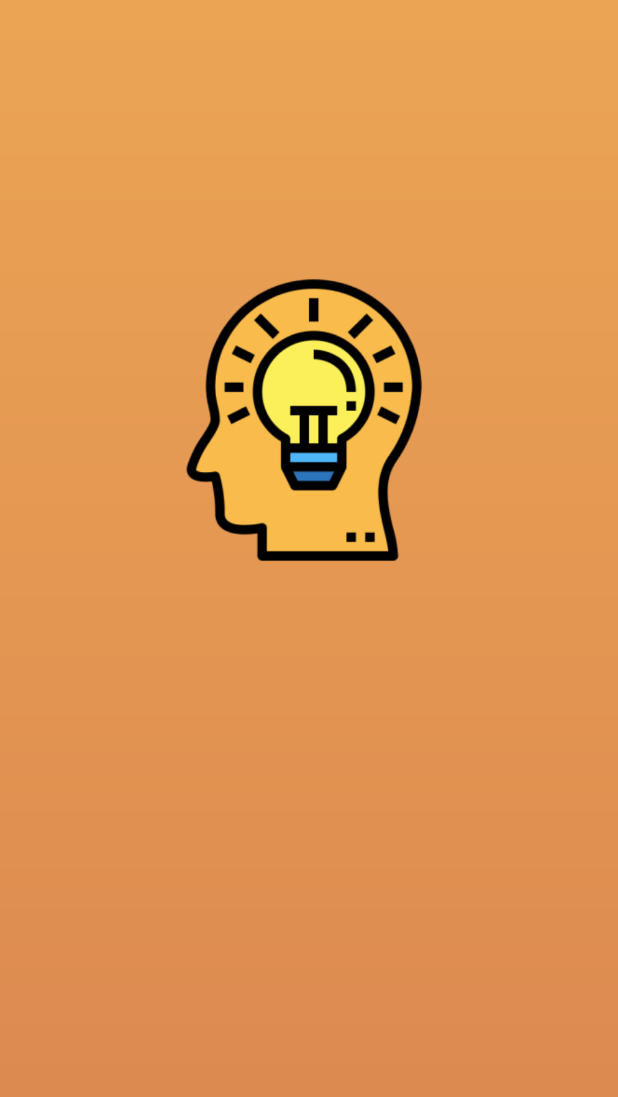
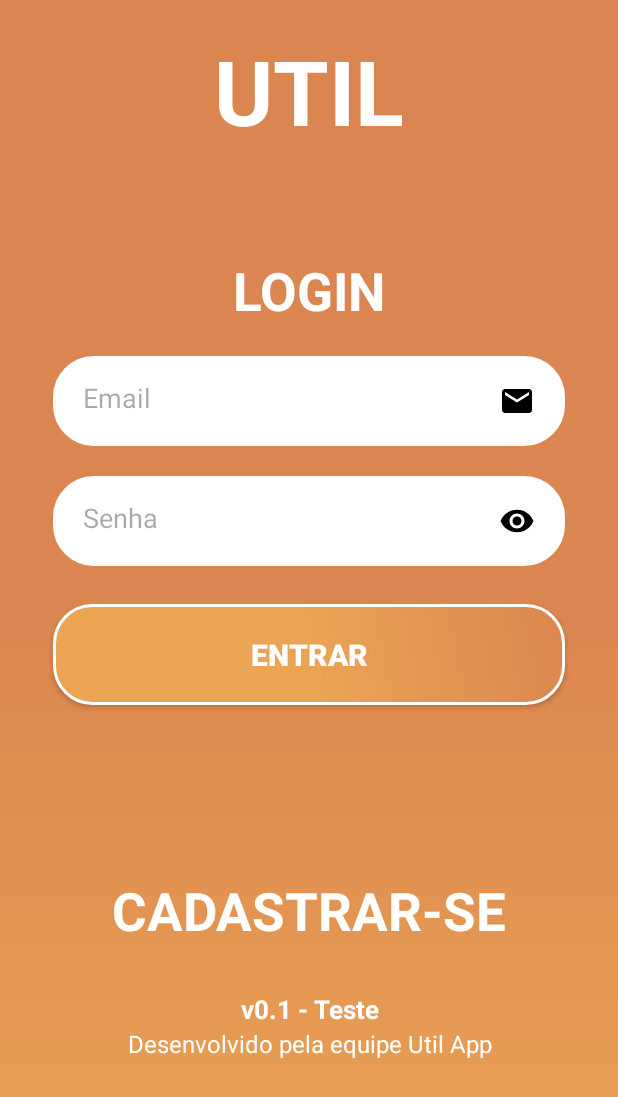
Before and after one commit to DiegoFerreira1/Util_app_ESII, an Android app: the screen it shows after launch (MainActivity before the commit, MainLogin after it), on a phone screen of 412 x 824 dp. Shown: the top 1097 px of the screen. Run offline under Robolectric (Android 15) with nearby library versions, the light colour scheme and no system bars.

Commit message:
Tela de login finalizada

```diff
--- a/app/src/main/AndroidManifest.xml
+++ b/app/src/main/AndroidManifest.xml
@@ -12,7 +12,9 @@
         android:supportsRtl="true"
         android:theme="@style/Theme.UtilApp"
         tools:targetApi="31">
-
+        <activity
+            android:name=".MainLogin"
+            android:exported="false" />
         <activity
             android:name=".MainSplash"
             android:exported="true">
@@ -25,7 +27,7 @@
         <activity
             android:name=".MainActivity"
             android:exported="false"
-            android:screenOrientation="portrait"/>
+            android:screenOrientation="fullSensor" />
     </application>
 
 </manifest>
--- /dev/null
+++ b/app/src/main/java/com/example/utilapp/MainLogin.java
@@ -0,0 +1,14 @@
+package com.example.utilapp;
+
+import androidx.appcompat.app.AppCompatActivity;
+
+import android.os.Bundle;
+
+public class MainLogin extends AppCompatActivity {
+
+    @Override
+    protected void onCreate(Bundle savedInstanceState) {
+        super.onCreate(savedInstanceState);
+        setContentView(R.layout.activity_main_login);
+    }
+}
--- a/app/src/main/java/com/example/utilapp/MainSplash.java
+++ b/app/src/main/java/com/example/utilapp/MainSplash.java
@@ -39,7 +39,7 @@ public class MainSplash extends AppCompatActivity {
         txt_util2.setAnimation(bottom);
 
         new Handler().postDelayed(() -> {
-            Intent intent = new Intent(MainSplash.this, MainActivity.class);
+            Intent intent = new Intent(MainSplash.this, MainLogin.class);
             startActivity(intent);
             finish();
         }, SPLASH_DURATION);
--- a/app/src/main/res/drawable/background.xml
+++ b/app/src/main/res/drawable/background.xml
@@ -2,9 +2,9 @@
 <shape xmlns:android="http://schemas.android.com/apk/res/android">
 
     <gradient
-        android:startColor="@color/orange1"
-        android:centerColor="@color/orange2"
-        android:endColor="@color/orange3"
+        android:startColor="@color/orange3"
+        android:centerColor="@color/orange1"
+        android:endColor="@color/orange1"
         android:angle="90"
         />
 
--- /dev/null
+++ b/app/src/main/res/drawable/button.xml
@@ -0,0 +1,13 @@
+<?xml version="1.0" encoding="utf-8"?>
+<shape xmlns:android="http://schemas.android.com/apk/res/android">
+
+    <corners android:radius="25dp"/>
+    <gradient
+        android:startColor="@color/orange3"
+        android:centerColor="@color/orange3"
+        android:endColor="@color/orange1"
+        android:angle="45"
+        />
+    <stroke android:color="@color/white" android:width="2dp"/>
+
+</shape>
--- /dev/null
+++ b/app/src/main/res/drawable/container_edit_text.xml
@@ -0,0 +1,8 @@
+<?xml version="1.0" encoding="utf-8"?>
+<shape xmlns:android="http://schemas.android.com/apk/res/android">
+
+    <solid android:color="@color/white"/>
+    <corners android:radius="25dp"/>
+    <stroke android:color="@color/white" android:width="4dp"/>
+
+</shape>
--- /dev/null
+++ b/app/src/main/res/drawable/ic_email.xml
@@ -0,0 +1,5 @@
+<vector android:height="24dp" android:tint="#000000"
+    android:viewportHeight="24" android:viewportWidth="24"
+    android:width="24dp" xmlns:android="http://schemas.android.com/apk/res/android">
+    <path android:fillColor="@android:color/white" android:pathData="M20,4L4,4c-1.1,0 -1.99,0.9 -1.99,2L2,18c0,1.1 0.9,2 2,2h16c1.1,0 2,-0.9 2,-2L22,6c0,-1.1 -0.9,-2 -2,-2zM20,8l-8,5 -8,-5L4,6l8,5 8,-5v2z"/>
+</vector>
--- /dev/null
+++ b/app/src/main/res/drawable/ic_eye.xml
@@ -0,0 +1,5 @@
+<vector android:height="24dp" android:tint="#000000"
+    android:viewportHeight="24" android:viewportWidth="24"
+    android:width="24dp" xmlns:android="http://schemas.android.com/apk/res/android">
+    <path android:fillColor="@android:color/white" android:pathData="M12,4.5C7,4.5 2.73,7.61 1,12c1.73,4.39 6,7.5 11,7.5s9.27,-3.11 11,-7.5c-1.73,-4.39 -6,-7.5 -11,-7.5zM12,17c-2.76,0 -5,-2.24 -5,-5s2.24,-5 5,-5 5,2.24 5,5 -2.24,5 -5,5zM12,9c-1.66,0 -3,1.34 -3,3s1.34,3 3,3 3,-1.34 3,-3 -1.34,-3 -3,-3z"/>
+</vector>
--- a/app/src/main/res/layout/activity_main.xml
+++ b/app/src/main/res/layout/activity_main.xml
@@ -7,17 +7,5 @@
     android:background="@drawable/background"
     tools:context=".MainActivity">
 
-    <ImageView
-        android:id="@+id/id_img_logo"
-        android:layout_width="200dp"
-        android:layout_height="200dp"
-        android:src="@drawable/img_logo"
-        android:contentDescription="@string/img_view"
-        app:layout_constraintStart_toStartOf="parent"
-        app:layout_constraintEnd_toEndOf="parent"
-        app:layout_constraintTop_toTopOf="parent"
-        android:layout_marginTop="180dp"/>
-
-
 
 </androidx.constraintlayout.widget.ConstraintLayout>
--- /dev/null
+++ b/app/src/main/res/layout/activity_main_login.xml
@@ -0,0 +1,121 @@
+<?xml version="1.0" encoding="utf-8"?>
+<androidx.core.widget.NestedScrollView
+    android:layout_width="match_parent"
+    android:layout_height="match_parent"
+    android:fillViewport="true"
+    xmlns:android="http://schemas.android.com/apk/res/android">
+
+<androidx.constraintlayout.widget.ConstraintLayout xmlns:app="http://schemas.android.com/apk/res-auto"
+    xmlns:tools="http://schemas.android.com/tools"
+    android:layout_width="match_parent"
+    android:layout_height="match_parent"
+    android:background="@drawable/background"
+    tools:context=".MainLogin">
+
+    <TextView
+        android:id="@+id/id_text_util_login"
+        android:layout_width="match_parent"
+        android:layout_height="wrap_content"
+        android:text="@string/text_util"
+        android:textAlignment="center"
+        android:textStyle="bold"
+        android:textSize="60sp"
+        android:textColor="@color/white"
+        app:layout_constraintStart_toStartOf="parent"
+        app:layout_constraintEnd_toEndOf="parent"
+        app:layout_constraintTop_toTopOf="parent"
+        android:layout_marginTop="20dp"
+        />
+    <TextView
+        android:id="@+id/id_text_login"
+        android:layout_width="match_parent"
+        android:layout_height="wrap_content"
+        android:text="@string/text_login"
+        android:textAlignment="center"
+        android:textStyle="bold"
+        android:textSize="35sp"
+        android:textColor="@color/white"
+        app:layout_constraintStart_toStartOf="parent"
+        app:layout_constraintEnd_toEndOf="parent"
+        app:layout_constraintTop_toTopOf="parent"
+        android:layout_marginTop="170dp"
+        />
+    <EditText
+        android:id="@+id/edit_mail"
+        style="@style/Edit_Text"
+        android:hint="@string/email_hint"
+        android:inputType="textEmailAddress"
+        app:layout_constraintStart_toStartOf="parent"
+        app:layout_constraintEnd_toEndOf="parent"
+        app:layout_constraintTop_toBottomOf="@+id/id_text_login"
+        android:layout_marginTop="20dp"
+        android:drawableEnd="@drawable/ic_email"
+        android:importantForAutofill="no" />
+
+    <EditText
+        android:id="@+id/edit_pass"
+        style="@style/Edit_Text"
+        android:hint="@string/senha_hint"
+        android:inputType="textPassword"
+        app:layout_constraintStart_toStartOf="parent"
+        app:layout_constraintEnd_toEndOf="parent"
+        app:layout_constraintTop_toBottomOf="@+id/edit_mail"
+        android:layout_marginTop="20dp"
+        android:drawableEnd="@drawable/ic_eye"
+        android:importantForAutofill="no" />
+
+    <androidx.appcompat.widget.AppCompatButton
+        android:id="@+id/id_button"
+        style="@style/Button"
+        app:layout_constraintStart_toStartOf="parent"
+        app:layout_constraintEnd_toEndOf="parent"
+        app:layout_constraintTop_toBottomOf="@+id/edit_pass"
+        />
+    <ProgressBar
+        android:id="@+id/id_bar"
+        android:layout_width="wrap_content"
+        android:layout_height="wrap_content"
+        android:visibility="invisible"
+        app:layout_constraintStart_toStartOf="parent"
+        app:layout_constraintEnd_toEndOf="parent"
+        app:layout_constraintTop_toBottomOf="@+id/id_button"
+        android:layout_marginTop="30dp"/>
+
+    <TextView
+        android:id="@+id/id_text_cadastro"
+        android:layout_width="match_parent"
+        android:layout_height="wrap_content"
+        android:text="@string/text_cadastro"
+        android:textAlignment="center"
+        android:textStyle="bold"
+        android:textSize="35sp"
+        android:textColor="@color/white"
+        app:layout_constraintStart_toStartOf="parent"
+        app:layout_constraintEnd_toEndOf="parent"
+        app:layout_constraintTop_toBottomOf="@+id/id_bar"
+        android:layout_marginTop="35dp"
+        />
+    <TextView
+        android:id="@+id/id_text_versao_login"
+        android:layout_width="match_parent"
+        android:layout_height="wrap_content"
+        android:text="@string/text_versao1"
+        android:textAlignment="center"
+        android:textStyle="bold"
+        android:textSize="17sp"
+        android:textColor="@color/white"
+        app:layout_constraintTop_toBottomOf="@id/id_text_cadastro"
+        android:layout_marginTop="30dp"/>
+
+    <TextView
+        android:id="@+id/id_equip_login"
+        android:layout_width="match_parent"
+        android:layout_height="wrap_content"
+        android:text="@string/text_equipe"
+        android:textAlignment="center"
+        android:textSize="16sp"
+        android:textColor="@color/white"
+        app:layout_constraintTop_toBottomOf="@id/id_text_versao_login"/>
+
+</androidx.constraintlayout.widget.ConstraintLayout>
+</androidx.core.widget.NestedScrollView>
--- a/app/src/main/res/layout/activity_main_splash.xml
+++ b/app/src/main/res/layout/activity_main_splash.xml
@@ -1,6 +1,13 @@
 <?xml version="1.0" encoding="utf-8"?>
-<androidx.constraintlayout.widget.ConstraintLayout xmlns:android="http://schemas.android.com/apk/res/android"
-    xmlns:app="http://schemas.android.com/apk/res-auto"
+
+<androidx.core.widget.NestedScrollView
+    android:layout_width="match_parent"
+    android:layout_height="match_parent"
+    android:fillViewport="true"
+    xmlns:android="http://schemas.android.com/apk/res/android">
+
+
+<androidx.constraintlayout.widget.ConstraintLayout xmlns:app="http://schemas.android.com/apk/res-auto"
     xmlns:tools="http://schemas.android.com/tools"
     android:layout_width="match_parent"
     android:layout_height="match_parent"
@@ -53,6 +60,7 @@
         android:layout_marginTop="160dp"/>
 
     <TextView
+        android:id="@+id/id_equip_splash"
         android:layout_width="match_parent"
         android:layout_height="wrap_content"
         android:text="@string/text_equipe"
@@ -61,5 +69,5 @@
         android:textColor="@color/white"
         app:layout_constraintTop_toBottomOf="@id/id_text_versao"/>
 
-
 </androidx.constraintlayout.widget.ConstraintLayout>
+</androidx.core.widget.NestedScrollView>
--- a/app/src/main/res/values/strings.xml
+++ b/app/src/main/res/values/strings.xml
@@ -5,5 +5,10 @@
     <string name="text_versao1">v0.1 - Teste</string>
     <string name="text_equipe">Desenvolvido pela equipe Util App</string>
     <string name="img_view">img_logo</string>
+    <string name="text_login">LOGIN</string>
+    <string name="email_hint">Email</string>
+    <string name="senha_hint">Senha</string>
+    <string name="text_button_entrar">ENTRAR</string>
+    <string name="text_cadastro">CADASTRAR-SE</string>
 
 </resources>
--- /dev/null
+++ b/app/src/main/res/values/styles.xml
@@ -0,0 +1,36 @@
+<?xml version="1.0" encoding="utf-8"?>
+<resources>
+
+    <style name="Edit_Text">
+        <item name="android:layout_width">match_parent</item>
+        <item name="android:layout_height">60dp</item>
+        <item name="android:background">@drawable/container_edit_text</item>
+        <item name="android:padding">20dp</item>
+        <item name="android:layout_marginLeft">35dp</item>
+        <item name="android:layout_marginRight">35dp</item>
+        <item name="android:layout_marginTop">25dp</item>
+    </style>
+
+    <style name="Button">
+
+        <item name="android:layout_width">match_parent</item>
+        <item name="android:layout_height">wrap_content</item>
+        <item name="android:padding">20dp</item>
+        <item name="android:layout_marginLeft">35dp</item>
+        <item name="android:layout_marginRight">35dp</item>
+        <item name="android:layout_marginTop">25dp</item>
+        <item name="android:background">@drawable/button</item>
+        <item name="android:text">@string/text_button_entrar</item>
+        <item name="android:textStyle">bold</item>
+        <item name="android:textColor">@color/white</item>
+        <item name="android:textSize">20sp</item>
+
+    </style>
+
+
+
+
+
+
+
+</resources>
```
